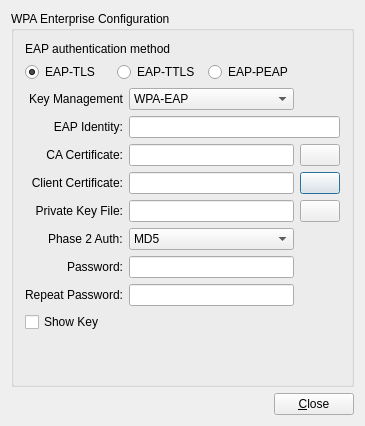
trueos/pcbsd, file src-qt5/libpcbsd/ui/dialogwpaenterprise.ui: the form before one commit.
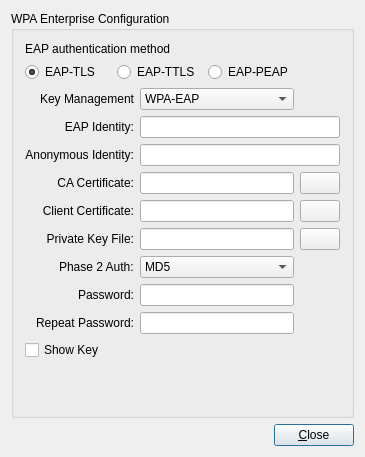
The form after the commit. Icons and pictures are not drawn.

Commit message: libpcbsd EAP-TTLS and EAP-PEAP feature anonymous_identity

Diff of the .ui file:
```diff
--- a/src-qt5/libpcbsd/ui/dialogwpaenterprise.ui
+++ b/src-qt5/libpcbsd/ui/dialogwpaenterprise.ui
@@ -7,7 +7,7 @@
     <x>0</x>
     <y>0</y>
     <width>365</width>
-    <height>426</height>
+    <height>457</height>
    </rect>
   </property>
   <property name="windowTitle">
@@ -18,27 +18,43 @@
     <normaloff>:/tray_wifi85.png</normaloff>:/tray_wifi85.png</iconset>
   </property>
   <layout class="QGridLayout" name="gridLayout_2">
+   <item row="1" column="0">
+    <layout class="QHBoxLayout" name="horizontalLayout">
+     <item>
+      <spacer name="spacer8">
+       <property name="orientation">
+        <enum>Qt::Horizontal</enum>
+       </property>
+       <property name="sizeType">
+        <enum>QSizePolicy::Expanding</enum>
+       </property>
+       <property name="sizeHint" stdset="0">
+        <size>
+         <width>261</width>
+         <height>21</height>
+        </size>
+       </property>
+      </spacer>
+     </item>
+     <item>
+      <widget class="QPushButton" name="pushClose">
+       <property name="text">
+        <string>&amp;Close</string>
+       </property>
+       <property name="shortcut">
+        <string>Alt+C</string>
+       </property>
+      </widget>
+     </item>
+    </layout>
+   </item>
    <item row="0" column="0">
     <widget class="QGroupBox" name="groupBox">
      <property name="title">
       <string>WPA Enterprise Configuration</string>
      </property>
      <layout class="QGridLayout" name="gridLayout">
-      <item row="12" column="0">
-       <widget class="QCheckBox" name="checkShowKey">
-        <property name="text">
-         <string>Show Key</string>
-        </property>
-       </widget>
-      </item>
-      <item row="11" column="1">
-       <widget class="QLineEdit" name="linePrivateKeyPassword2">
-        <property name="echoMode">
-         <enum>QLineEdit::Password</enum>
-        </property>
-       </widget>
-      </item>
-      <item row="9" column="1">
+      <item row="10" column="1">
        <widget class="QComboBox" name="comboPhase2">
         <property name="inputMethodHints">
          <set>Qt::ImhNone</set>
@@ -80,18 +96,8 @@
         </item>
        </widget>
       </item>
-      <item row="9" column="0" alignment="Qt::AlignRight">
-       <widget class="QLabel" name="textPhase2">
-        <property name="inputMethodHints">
-         <set>Qt::ImhNone</set>
-        </property>
-        <property name="text">
-         <string>Phase 2 Auth:</string>
-        </property>
-       </widget>
-      </item>
       <item row="6" column="2">
-       <widget class="QPushButton" name="pushSelectClientCert">
+       <widget class="QPushButton" name="pushSelectCACert">
         <property name="text">
          <string/>
         </property>
@@ -101,10 +107,10 @@
         </property>
        </widget>
       </item>
-      <item row="7" column="0">
-       <widget class="QLabel" name="textPrivateKeyFile">
+      <item row="11" column="0">
+       <widget class="QLabel" name="textPrivateKey">
         <property name="text">
-         <string>Private Key File:</string>
+         <string>Password:</string>
         </property>
         <property name="alignment">
          <set>Qt::AlignRight|Qt::AlignTrailing|Qt::AlignVCenter</set>
@@ -114,25 +120,7 @@
         </property>
        </widget>
       </item>
-      <item row="7" column="1">
-       <widget class="QLineEdit" name="linePrivateKeyFile">
-        <property name="readOnly">
-         <bool>true</bool>
-        </property>
-       </widget>
-      </item>
-      <item row="7" column="2">
-       <widget class="QPushButton" name="pushSelectPrivateKeyFile">
-        <property name="text">
-         <string/>
-        </property>
-        <property name="icon">
-         <iconset resource="libpcbsd-ui.qrc">
-          <normaloff>:/folder_open.png</normaloff>:/folder_open.png</iconset>
-        </property>
-       </widget>
-      </item>
-      <item row="13" column="0" colspan="2">
+      <item row="14" column="0" colspan="2">
        <spacer name="verticalSpacer">
         <property name="orientation">
          <enum>Qt::Vertical</enum>
@@ -169,35 +157,8 @@
         </property>
        </widget>
       </item>
-      <item row="10" column="1">
-       <widget class="QLineEdit" name="linePrivateKeyPassword">
-        <property name="echoMode">
-         <enum>QLineEdit::Password</enum>
-        </property>
-       </widget>
-      </item>
-      <item row="6" column="1">
-       <widget class="QLineEdit" name="lineClientCert">
-        <property name="readOnly">
-         <bool>true</bool>
-        </property>
-       </widget>
-      </item>
-      <item row="6" column="0">
-       <widget class="QLabel" name="textClientCert">
-        <property name="text">
-         <string>Client Certificate:</string>
-        </property>
-        <property name="alignment">
-         <set>Qt::AlignRight|Qt::AlignTrailing|Qt::AlignVCenter</set>
-        </property>
-        <property name="wordWrap">
-         <bool>false</bool>
-        </property>
-       </widget>
-      </item>
-      <item row="5" column="2">
-       <widget class="QPushButton" name="pushSelectCACert">
+      <item row="8" column="2">
+       <widget class="QPushButton" name="pushSelectPrivateKeyFile">
         <property name="text">
          <string/>
         </property>
@@ -207,26 +168,6 @@
         </property>
        </widget>
       </item>
-      <item row="5" column="1">
-       <widget class="QLineEdit" name="lineCACert">
-        <property name="readOnly">
-         <bool>true</bool>
-        </property>
-       </widget>
-      </item>
-      <item row="5" column="0">
-       <widget class="QLabel" name="textCACert">
-        <property name="text">
-         <string>CA Certificate:</string>
-        </property>
-        <property name="alignment">
-         <set>Qt::AlignRight|Qt::AlignTrailing|Qt::AlignVCenter</set>
-        </property>
-        <property name="wordWrap">
-         <bool>false</bool>
-        </property>
-       </widget>
-      </item>
       <item row="4" column="1" colspan="2">
        <widget class="QLineEdit" name="lineEAPIdentity"/>
       </item>
@@ -281,7 +222,85 @@
         </property>
        </widget>
       </item>
-      <item row="11" column="0">
+      <item row="7" column="1">
+       <widget class="QLineEdit" name="lineClientCert">
+        <property name="readOnly">
+         <bool>true</bool>
+        </property>
+       </widget>
+      </item>
+      <item row="6" column="0">
+       <widget class="QLabel" name="textCACert">
+        <property name="text">
+         <string>CA Certificate:</string>
+        </property>
+        <property name="alignment">
+         <set>Qt::AlignRight|Qt::AlignTrailing|Qt::AlignVCenter</set>
+        </property>
+        <property name="wordWrap">
+         <bool>false</bool>
+        </property>
+       </widget>
+      </item>
+      <item row="8" column="0">
+       <widget class="QLabel" name="textPrivateKeyFile">
+        <property name="text">
+         <string>Private Key File:</string>
+        </property>
+        <property name="alignment">
+         <set>Qt::AlignRight|Qt::AlignTrailing|Qt::AlignVCenter</set>
+        </property>
+        <property name="wordWrap">
+         <bool>false</bool>
+        </property>
+       </widget>
+      </item>
+      <item row="6" column="1">
+       <widget class="QLineEdit" name="lineCACert">
+        <property name="readOnly">
+         <bool>true</bool>
+        </property>
+       </widget>
+      </item>
+      <item row="11" column="1">
+       <widget class="QLineEdit" name="linePrivateKeyPassword">
+        <property name="echoMode">
+         <enum>QLineEdit::Password</enum>
+        </property>
+       </widget>
+      </item>
+      <item row="7" column="0">
+       <widget class="QLabel" name="textClientCert">
+        <property name="text">
+         <string>Client Certificate:</string>
+        </property>
+        <property name="alignment">
+         <set>Qt::AlignRight|Qt::AlignTrailing|Qt::AlignVCenter</set>
+        </property>
+        <property name="wordWrap">
+         <bool>false</bool>
+        </property>
+       </widget>
+      </item>
+      <item row="7" column="2">
+       <widget class="QPushButton" name="pushSelectClientCert">
+        <property name="text">
+         <string/>
+        </property>
+        <property name="icon">
+         <iconset resource="libpcbsd-ui.qrc">
+          <normaloff>:/folder_open.png</normaloff>:/folder_open.png</iconset>
+        </property>
+       </widget>
+      </item>
+      <item row="8" column="1">
+       <widget class="QLineEdit" name="linePrivateKeyFile">
+        <property name="readOnly">
+         <bool>true</bool>
+        </property>
+       </widget>
+      </item>
+      <item row="12" column="0">
        <widget class="QLabel" name="textPrivateKey2">
         <property name="text">
          <string>Repeat Password:</string>
@@ -294,52 +313,46 @@
         </property>
        </widget>
       </item>
-      <item row="10" column="0">
-       <widget class="QLabel" name="textPrivateKey">
+      <item row="10" column="0" alignment="Qt::AlignRight">
+       <widget class="QLabel" name="textPhase2">
+        <property name="inputMethodHints">
+         <set>Qt::ImhNone</set>
+        </property>
         <property name="text">
-         <string>Password:</string>
+         <string>Phase 2 Auth:</string>
+        </property>
+       </widget>
+      </item>
+      <item row="12" column="1">
+       <widget class="QLineEdit" name="linePrivateKeyPassword2">
+        <property name="echoMode">
+         <enum>QLineEdit::Password</enum>
+        </property>
+       </widget>
+      </item>
+      <item row="13" column="0">
+       <widget class="QCheckBox" name="checkShowKey">
+        <property name="text">
+         <string>Show Key</string>
+        </property>
+       </widget>
+      </item>
+      <item row="5" column="1" colspan="2">
+       <widget class="QLineEdit" name="lineAnonIdentity"/>
+      </item>
+      <item row="5" column="0">
+       <widget class="QLabel" name="textAnonIdentity">
+        <property name="text">
+         <string>Anonymous Identity:</string>
         </property>
         <property name="alignment">
          <set>Qt::AlignRight|Qt::AlignTrailing|Qt::AlignVCenter</set>
         </property>
-        <property name="wordWrap">
-         <bool>false</bool>
-        </property>
        </widget>
       </item>
      </layout>
     </widget>
    </item>
-   <item row="1" column="0">
-    <layout class="QHBoxLayout" name="horizontalLayout">
-     <item>
-      <spacer name="spacer8">
-       <property name="orientation">
-        <enum>Qt::Horizontal</enum>
-       </property>
-       <property name="sizeType">
-        <enum>QSizePolicy::Expanding</enum>
-       </property>
-       <property name="sizeHint" stdset="0">
-        <size>
-         <width>261</width>
-         <height>21</height>
-        </size>
-       </property>
-      </spacer>
-     </item>
-     <item>
-      <widget class="QPushButton" name="pushClose">
-       <property name="text">
-        <string>&amp;Close</string>
-       </property>
-       <property name="shortcut">
-        <string>Alt+C</string>
-       </property>
-      </widget>
-     </item>
-    </layout>
-   </item>
   </layout>
  </widget>
  <layoutdefault spacing="6" margin="11"/>
```
Left out of the diff: 19 changed lines with no effect on the pictures. The commit also changes 4 other files.
